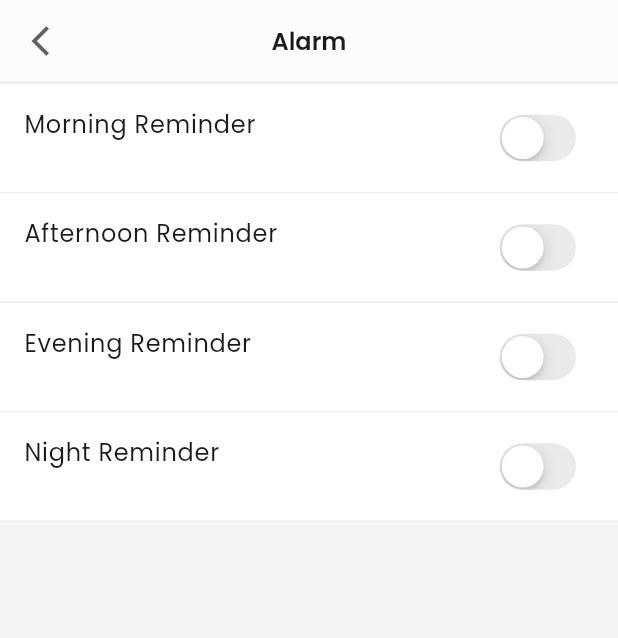
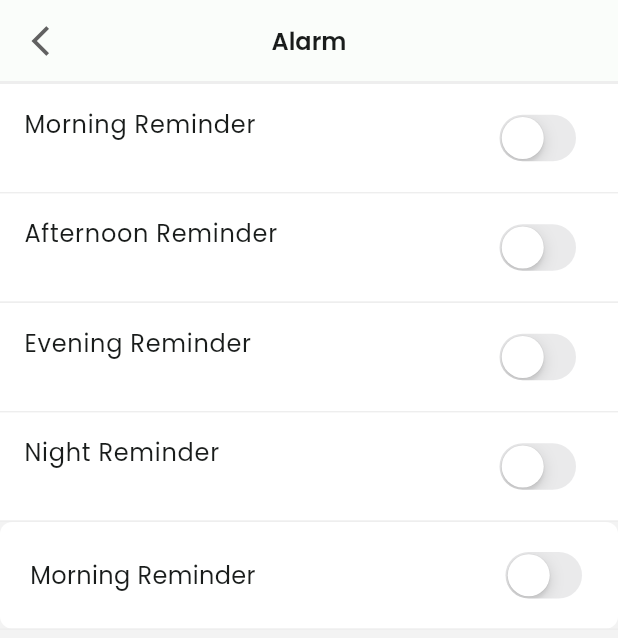
Before and after one commit to kwakdeung/lymphowear_remote_app, a Flutter app: the AlarmPage screen opened directly, on a phone screen of 412 x 824 dp. Shown: the top 638 px of the screen. Run offline on Flutter 3.47's test engine with Material 2 defaults, Android fonts, the phone set to English and light mode, and no system bars; our stand-ins replace flutter_svg.

Commit message:
Reminder modifying

```diff
--- a/lib/pages/setting/alarm/alarm01_1.dart
+++ b/lib/pages/setting/alarm/alarm01_1.dart
@@ -11,6 +11,7 @@ class AlarmPage extends StatefulWidget {
 
 class _AlarmPageState extends State<AlarmPage> {
   bool _morningButton = false;
+  bool _visible = false;
   String _morningValue = "";
 
   bool _afternoonButton = false;
@@ -227,6 +228,75 @@ class _AlarmPageState extends State<AlarmPage> {
               height: 1,
               color: Color(0xffEEEEEE),
             ),
+            Container(
+              child: GestureDetector(
+                child: Container(
+                  width: double.infinity,
+                  // padding: const EdgeInsets.fromLTRB(20, 16, 20, 16),
+                  child: Container(
+                    margin: const EdgeInsets.fromLTRB(20, 16, 20, 16),
+                    child: Row(
+                      children: [
+                        Column(
+                          children: [
+                            const Text(
+                              'Morning Reminder',
+                              style: TextStyle(
+                                  fontSize: 16,
+                                  fontFamily: "Poppins",
+                                  fontWeight: FontWeight.w400),
+                            ),
+                            Visibility(
+                              visible: _visible,
+                              child: Text(
+                                _morningValue,
+                                style: const TextStyle(
+                                    color: Color(0xff0BB15D),
+                                    fontSize: 12,
+                                    fontFamily: "Poppins",
+                                    fontWeight: FontWeight.w400),
+                              ),
+                            ),
+                          ],
+                        ),
+                        const Spacer(),
+                        CupertinoSwitch(
+                          value: _morningButton,
+                          onChanged: (bool value) {
+                            setState(() {
+                              _morningButton = !_morningButton;
+                              if (_morningButton != false) {
+                                _visible = true;
+                                debugPrint('true 작동');
+                                _morningValue = "Scheduled for 08:00AM";
+                              } else {
+                                _visible = false;
+                                debugPrint('false 작동');
+                                _morningValue = "";
+                              }
+                            });
+                          },
+                        ),
+                      ],
+                    ),
+                  ),
+                  // 일반 컨테이너 텍스트를 버튼처럼 꾸며줌
+                  decoration: BoxDecoration(
+                      // 테마의 버튼 컬러로 설정
+                      color: Colors.white,
+                      // 텍스트 외각을 버튼처럼 둥글게 처리
+                      borderRadius: BorderRadius.circular(8.0)),
+                ),
+                onTap: () {
+                  Navigator.push(context,
+                      MaterialPageRoute(builder: ((context) => Morning())));
+                },
+              ),
+            ),
+            const Divider(
+              height: 1,
+              color: Color(0xffEEEEEE),
+            ),
           ],
         ),
       ),
```
